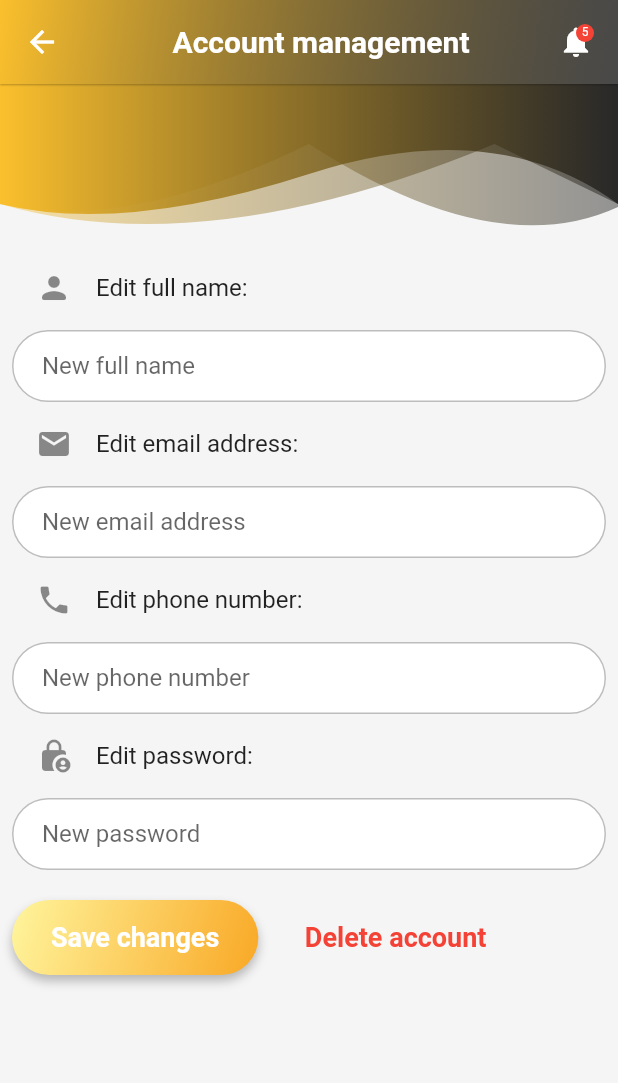
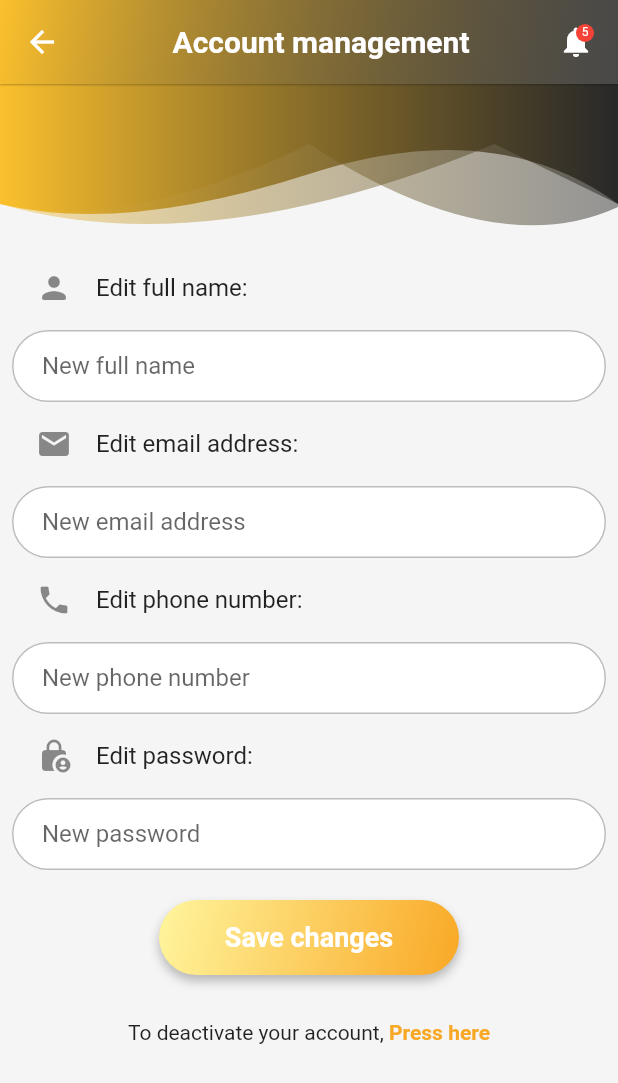
Before and after one commit to HussienShalabi/scrub_jay, a Flutter app: the SettingsScreen screen opened directly, on a phone screen of 412 x 824 dp. Shown: the top 1083 px of the screen. Run offline on Flutter 3.47's test engine with Material 2 defaults, Android fonts, the phone set to English and light mode, and no system bars; our stand-ins replace cloud_firestore, firebase_auth, firebase_core, firebase_database, firebase_storage, flutter_map and 7 more; accounts and stored records are empty.

Commit message:
edit account

```diff
--- a/scrub_jay/lib/bindings.dart
+++ b/scrub_jay/lib/bindings.dart
@@ -7,7 +7,6 @@ import 'package:scrub_jay/controller/signin_controller.dart';
 class Binding extends Bindings {
   @override
   void dependencies() {
-    Get.lazyPut(() => PassengerControllerImp(), fenix: true);
     Get.lazyPut(() => DriverControllerImp(), fenix: true);
     Get.lazyPut(() => SignInControllerImp(), fenix: true);
     Get.lazyPut(() => AccountManagement(), fenix: true);
--- a/scrub_jay/lib/controller/signin_controller.dart
+++ b/scrub_jay/lib/controller/signin_controller.dart
@@ -51,6 +51,7 @@ class SignInControllerImp extends SignInController {
       } else {
         isLoading = false;
         update();
+        print('hiiiiiiiii');
         return;
       }
     }
--- a/scrub_jay/lib/view/common_screens/settingsScreen.dart
+++ b/scrub_jay/lib/view/common_screens/settingsScreen.dart
@@ -1,5 +1,6 @@
 import 'package:flutter/gestures.dart';
 import 'package:flutter/material.dart';
+import 'package:flutter/services.dart';
 import 'package:get/get.dart';
 import 'package:scrub_jay/view/common_screens/EditPassword.dart';
 import 'package:scrub_jay/view/common_screens/theme_helper.dart';
@@ -10,6 +11,8 @@ import '../widgets/HeaderWidget.dart';
 
 class SettingsScreen extends StatelessWidget {
   final AccountManagement accountcontroller = Get.find<AccountManagement>();
+
+   SettingsScreen({super.key});
 
   @override
   Widget build(BuildContext context) {
@@ -93,7 +96,7 @@ class SettingsScreen extends StatelessWidget {
                         child: TextFormField(
                           keyboardType: TextInputType.text,
                           controller: accountcontroller.fullName,
-                          validator: (value) => formValidation(value, 'username'),
+                          // validator: (value) => formValidation(value, 'username'),
                           decoration: ThemeHelper().textInputDecoration(
                               'New full name'.tr, 'Enter new full name'.tr),
                         ),
@@ -136,7 +139,7 @@ class SettingsScreen extends StatelessWidget {
                       Expanded(
                         child: TextFormField(
                           keyboardType: TextInputType.emailAddress,
-                          validator: (value) => formValidation(value, 'email'),
+                          // validator: (value) => formValidation(value, 'email'),
                           controller: accountcontroller.emailAddress,
                           decoration: ThemeHelper().textInputDecoration(
                               'New email address'.tr,
@@ -154,9 +157,12 @@ class SettingsScreen extends StatelessWidget {
                     children: [
                       Expanded(
                         child: TextFormField(
+                          inputFormatters: [
+                            LengthLimitingTextInputFormatter(10),
+                          ],
                           keyboardType: TextInputType.phone,
                           controller: accountcontroller.phoneNumber,
-                          validator: (value) => formValidation(value, 'phone'),
+                          // validator: (value) => formValidation(value, 'phone'),
                           decoration: ThemeHelper().textInputDecoration(
                               'New phone number'.tr, 'Enter new phone number'.tr),
                         ),
@@ -173,7 +179,7 @@ class SettingsScreen extends StatelessWidget {
                       Expanded(
                         child: TextFormField(
                           controller: accountcontroller.password,
-                          validator: (value) => formValidation(value, 'password',8,30),
+                          // validator: (value) => formValidation(value, 'password',8,30),
                           keyboardType: TextInputType.visiblePassword,
                           obscureText: true,
                           decoration: ThemeHelper().textInputDecoration(
@@ -183,14 +189,14 @@ class SettingsScreen extends StatelessWidget {
                     ],
                   ),
                   const SizedBox(height: 20),
-                  Row(
-                    children: [
                   Container(
                     decoration: ThemeHelper().buttonBoxDecoration(context),
                     child: GetBuilder<AccountManagement>(
                       init: AccountManagement(),
                       builder: (accountManagement) {
-                            return ElevatedButton(
+                        return SizedBox(
+                          width: 200,
+                          child: ElevatedButton(
                             style: ThemeHelper().buttonStyle(),
                             onPressed: accountManagement.isLoading
                                 ? () {}
@@ -205,37 +211,53 @@ class SettingsScreen extends StatelessWidget {
                                     color: Colors.white),
                               ),
                             ),
+                          ),
                         );
                       }
                     ),
                   ),
                   SizedBox(
-                        width: 10,
+                    height: 10,
                   ),
+                  // Container(
+                  //   child: ElevatedButton(
+                  //     style: ButtonStyle(shape: MaterialStateProperty.all<RoundedRectangleBorder>(
+                  //       RoundedRectangleBorder(
+                  //         borderRadius: BorderRadius.circular(30.0),
+                  //       ),
+                  //     ),
+                  //       minimumSize: MaterialStateProperty.all(const Size(50, 50)),
+                  //       backgroundColor: MaterialStateProperty.all(Colors.transparent),
+                  //       shadowColor: MaterialStateProperty.all(Colors.transparent),),
+                  //     onPressed: () {},
+                  //     child: Padding(
+                  //       padding: const EdgeInsets.fromLTRB(5, 10, 5, 10),
+                  //       child: Text(
+                  //         'Delete account'.tr,
+                  //         style: const TextStyle(
+                  //             fontSize: 18,
+                  //             fontWeight: FontWeight.bold,
+                  //             color: Colors.red),
+                  //       ),
+                  //     ),
+                  //   ),
+                  // ),
                   Container(
-                        child: ElevatedButton(
-                          style: ButtonStyle(shape: MaterialStateProperty.all<RoundedRectangleBorder>(
-                            RoundedRectangleBorder(
-                              borderRadius: BorderRadius.circular(30.0),
-                            ),
-                          ),
-                            minimumSize: MaterialStateProperty.all(const Size(50, 50)),
-                            backgroundColor: MaterialStateProperty.all(Colors.transparent),
-                            shadowColor: MaterialStateProperty.all(Colors.transparent),),
-                          onPressed: () {},
-                          child: Padding(
-                            padding: const EdgeInsets.fromLTRB(5, 10, 5, 10),
-                            child: Text(
-                              'Delete account'.tr,
-                              style: const TextStyle(
-                                  fontSize: 18,
+                    margin:
+                    const EdgeInsets.fromLTRB(10, 20, 10, 20),
+                    child: Text.rich(TextSpan(children: [
+                      TextSpan(text: "To deactivate your account, ".tr),
+                      TextSpan(
+                          text: 'Press here'.tr,
+                          recognizer: TapGestureRecognizer()
+                            ..onTap = () {
+                             print('hiiiiiiiiiiiii');
+                            },
+                          style: TextStyle(
                             fontWeight: FontWeight.bold,
-                                  color: Colors.red),
-                            ),
-                          ),
-                        ),
-                      ),
-                    ],
+                            color: Colors.yellow.shade800,
+                          )),
+                    ])),
                   ),
                 ],
               ),
```
Also changed, not shown: scrub_jay/lib/controller/account_controller.dart (+58 -30 lines), scrub_jay/lib/core/firebase_app_auth.dart (+32 -1 lines), scrub_jay/lib/view/common_screens/SignUpPassenger.dart (+5 -2 lines), scrub_jay/lib/view/common_screens/Signin.dart (+5 -2 lines), scrub_jay/lib/view/driver/DriverDrawer.dart (+15 -0 lines), scrub_jay/lib/view/passenger/PassengerMap.dart (+9 -2 lines). Lines whose indentation alone changed are shown as unchanged.
